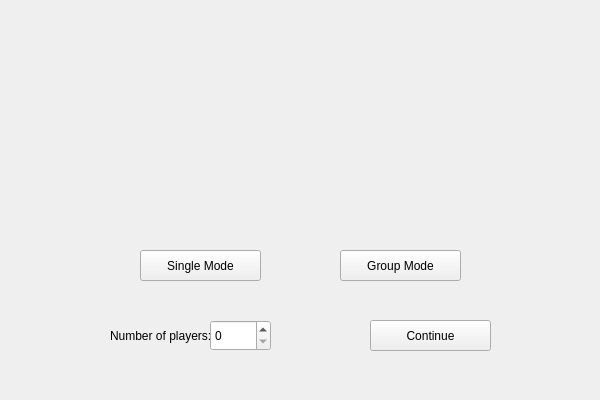
Stephen-ODriscoll/Cluedo, file Cluedo/Home.ui: the form before one commit.
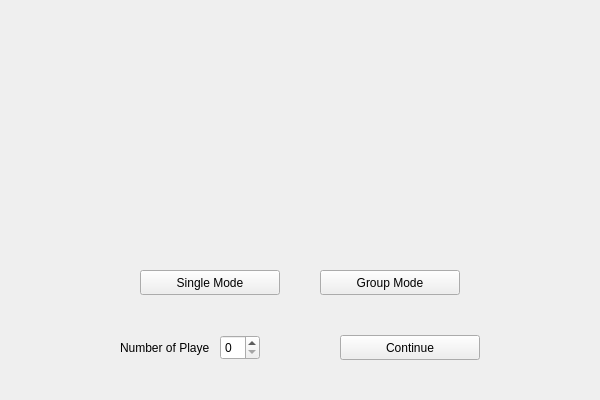
The form after the commit.

```diff
--- a/Cluedo/Home.ui
+++ b/Cluedo/Home.ui
@@ -10,84 +10,197 @@
     <height>400</height>
    </rect>
   </property>
+  <property name="sizePolicy">
+   <sizepolicy hsizetype="Minimum" vsizetype="Minimum">
+    <horstretch>0</horstretch>
+    <verstretch>0</verstretch>
+   </sizepolicy>
+  </property>
+  <property name="minimumSize">
+   <size>
+    <width>600</width>
+    <height>400</height>
+   </size>
+  </property>
   <property name="windowTitle">
    <string>Form</string>
   </property>
+  <layout class="QVBoxLayout" name="verticalLayout_2">
+   <property name="spacing">
+    <number>40</number>
+   </property>
+   <property name="leftMargin">
+    <number>20</number>
+   </property>
+   <property name="topMargin">
+    <number>30</number>
+   </property>
+   <property name="rightMargin">
+    <number>20</number>
+   </property>
+   <property name="bottomMargin">
+    <number>40</number>
+   </property>
+   <item>
   <widget class="QLabel" name="icon">
-   <property name="geometry">
-    <rect>
-     <x>60</x>
-     <y>30</y>
-     <width>491</width>
-     <height>171</height>
-    </rect>
+     <property name="sizePolicy">
+      <sizepolicy hsizetype="Minimum" vsizetype="Minimum">
+       <horstretch>0</horstretch>
+       <verstretch>0</verstretch>
+      </sizepolicy>
+     </property>
+     <property name="minimumSize">
+      <size>
+       <width>560</width>
+       <height>200</height>
+      </size>
    </property>
    <property name="text">
     <string/>
    </property>
-  </widget>
+     <property name="scaledContents">
+      <bool>true</bool>
+     </property>
+     <property name="alignment">
+      <set>Qt::AlignCenter</set>
+     </property>
+    </widget>
+   </item>
+   <item>
+    <layout class="QHBoxLayout" name="horizontalLayout">
+     <property name="spacing">
+      <number>40</number>
+     </property>
+     <property name="leftMargin">
+      <number>120</number>
+     </property>
+     <property name="rightMargin">
+      <number>120</number>
+     </property>
+     <item>
   <widget class="QPushButton" name="singleModeButton">
-   <property name="geometry">
-    <rect>
-     <x>140</x>
-     <y>250</y>
-     <width>121</width>
-     <height>31</height>
-    </rect>
+       <property name="sizePolicy">
+        <sizepolicy hsizetype="Minimum" vsizetype="Minimum">
+         <horstretch>0</horstretch>
+         <verstretch>0</verstretch>
+        </sizepolicy>
+       </property>
+       <property name="minimumSize">
+        <size>
+         <width>140</width>
+         <height>20</height>
+        </size>
    </property>
    <property name="text">
     <string>Single Mode</string>
    </property>
   </widget>
+     </item>
+     <item>
   <widget class="QPushButton" name="groupModeButton">
-   <property name="geometry">
-    <rect>
-     <x>340</x>
-     <y>250</y>
-     <width>121</width>
-     <height>31</height>
-    </rect>
+       <property name="sizePolicy">
+        <sizepolicy hsizetype="Minimum" vsizetype="Minimum">
+         <horstretch>0</horstretch>
+         <verstretch>0</verstretch>
+        </sizepolicy>
+       </property>
+       <property name="minimumSize">
+        <size>
+         <width>140</width>
+         <height>20</height>
+        </size>
    </property>
    <property name="text">
     <string>Group Mode</string>
    </property>
-  </widget>
+       <property name="autoDefault">
+        <bool>false</bool>
+       </property>
+       <property name="default">
+        <bool>false</bool>
+       </property>
+       <property name="flat">
+        <bool>false</bool>
+       </property>
+      </widget>
+     </item>
+    </layout>
+   </item>
+   <item>
+    <layout class="QHBoxLayout" name="horizontalLayout_3">
+     <property name="spacing">
+      <number>80</number>
+     </property>
+     <property name="leftMargin">
+      <number>100</number>
+     </property>
+     <property name="rightMargin">
+      <number>100</number>
+     </property>
+     <item>
+      <layout class="QHBoxLayout" name="horizontalLayout_2">
+       <property name="spacing">
+        <number>10</number>
+       </property>
+       <item>
   <widget class="QLabel" name="numPlayersLabel">
-   <property name="geometry">
-    <rect>
-     <x>110</x>
-     <y>320</y>
-     <width>101</width>
-     <height>31</height>
-    </rect>
+         <property name="sizePolicy">
+          <sizepolicy hsizetype="Minimum" vsizetype="Minimum">
+           <horstretch>0</horstretch>
+           <verstretch>0</verstretch>
+          </sizepolicy>
+         </property>
+         <property name="minimumSize">
+          <size>
+           <width>90</width>
+           <height>20</height>
+          </size>
    </property>
    <property name="text">
-    <string>Number of players:</string>
-   </property>
-  </widget>
+          <string>Number of Players:</string>
+         </property>
+        </widget>
+       </item>
+       <item>
   <widget class="QSpinBox" name="numPlayersBox">
-   <property name="geometry">
-    <rect>
-     <x>210</x>
-     <y>320</y>
-     <width>61</width>
-     <height>31</height>
-    </rect>
-   </property>
-  </widget>
+         <property name="sizePolicy">
+          <sizepolicy hsizetype="Minimum" vsizetype="Minimum">
+           <horstretch>0</horstretch>
+           <verstretch>0</verstretch>
+          </sizepolicy>
+         </property>
+         <property name="minimumSize">
+          <size>
+           <width>40</width>
+           <height>20</height>
+          </size>
+         </property>
+        </widget>
+       </item>
+      </layout>
+     </item>
+     <item>
   <widget class="QPushButton" name="continueButton">
-   <property name="geometry">
-    <rect>
-     <x>370</x>
-     <y>320</y>
-     <width>121</width>
-     <height>31</height>
-    </rect>
+       <property name="sizePolicy">
+        <sizepolicy hsizetype="Minimum" vsizetype="Minimum">
+         <horstretch>0</horstretch>
+         <verstretch>0</verstretch>
+        </sizepolicy>
+       </property>
+       <property name="minimumSize">
+        <size>
+         <width>140</width>
+         <height>20</height>
+        </size>
    </property>
    <property name="text">
     <string>Continue</string>
    </property>
   </widget>
+     </item>
+    </layout>
+   </item>
+  </layout>
  </widget>
  <resources/>
  <connections/>
```
Lines whose indentation alone changed are shown as unchanged.
